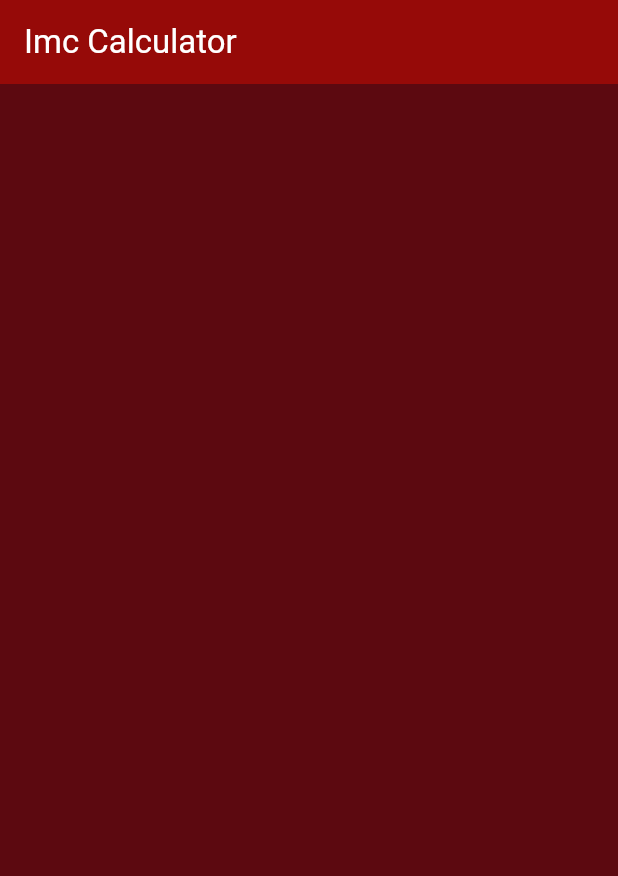
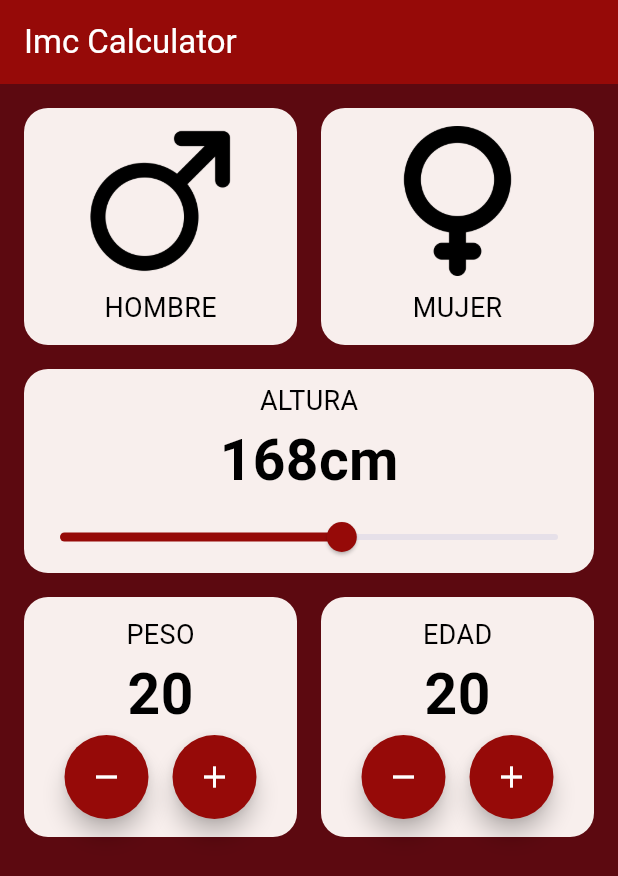
Before and after one commit to CristhofA/flutter_application_1, a Flutter app: the screen it shows after launch, on a phone screen of 412 x 824 dp. Shown: the top 876 px of the screen. Run offline on Flutter 3.47's test engine with Material 3 defaults, Android fonts, the phone set to English and light mode, and no system bars.

Commit message:
feat: add new features for IMC calculation and UI improvements

```diff
--- a/lib/componenets/gender_selector.dart
+++ b/lib/componenets/gender_selector.dart
@@ -1,4 +1,6 @@
 import 'package:flutter/material.dart';
+import 'package:flutter_application_1/core/app_color.dart';
+import 'package:flutter_application_1/core/text_styles.dart';
 
 class GenderSelector extends StatefulWidget {
   const GenderSelector({super.key});
@@ -14,13 +16,71 @@ String? selectedGender;
     return Row(
       children: [
         //Hombre
-        Column(
-          children: [],
+        Expanded(
+          child: GestureDetector(
+            onTap:(){
+              setState(() {//Llamar a setState siempre que se modifique la UI
+                selectedGender = "Hombre";
+              });
+            },
+            child: Padding(//Padding para tener espacios
+              padding: const EdgeInsets.only(left: 16,top: 16,right:8,bottom: 16),
+              child: Container(
+                decoration: BoxDecoration(
+                  color: selectedGender=="Hombre"
+                        ?AppColors.BackgroundsComponentSelected
+                        : AppColors.BackgroundsComponents,
+                  borderRadius: BorderRadius.circular(16)
+                ),
+                child: Padding(
+                  padding: const EdgeInsets.all(12.0),
+                  child: Column(
+                    children: [
+                      Image.asset("assets/images/male.png", height: 100),
+                      SizedBox(height: 8),
+                      Text("Hombre".toUpperCase(),//Para poner en mayuscula es el toUppercase
+                      style: TextStyle(color:Colors.black,
+                                        fontSize:18 )
+
+                      ,)
+                    ],
+                  ),
+                ),
+              ),
+            ),
+          ),
         ),
         //Mujer
-        Column(
-          children: [],
-        ),
+        Expanded(
+          child: GestureDetector(
+            onTap: (){
+              setState(() {
+                selectedGender = "Mujer";
+              });
+            },
+            child: Padding(
+              padding: const EdgeInsets.only(left: 8,top: 16,right: 16,bottom: 16),
+              child: Container(
+                decoration: BoxDecoration(
+                  color: selectedGender=="Mujer"
+                      ?AppColors.BackgroundsComponentSelected
+                      :AppColors.BackgroundsComponents,
+                  borderRadius: BorderRadius.circular(16)
+                ),
+                child: Padding(
+                  padding: const EdgeInsets.all(12.0),
+                  child: Column(
+                    children: [
+                      Image.asset("assets/images/female.png", height: 100),
+                      SizedBox(height: 8),//espacio vertical de 8 píxeles entre la imagen y el texto.
+                      Text("Mujer".toUpperCase(),style: TextStyles.bodyText)//llamar a la funcion de texto
+                    ],
+                  ),
+                ),
+              ),
+            ),
+          ),
+        )
       ],
     );
   }
--- /dev/null
+++ b/lib/componenets/height_selector.dart
@@ -0,0 +1,55 @@
+import 'package:flutter/material.dart';
+import 'package:flutter_application_1/core/app_color.dart';
+import 'package:flutter_application_1/core/text_styles.dart';
+
+class HeightSelector extends StatefulWidget {
+  const HeightSelector({super.key});
+
+  @override
+  State<HeightSelector> createState() => _HeightSelectorState();
+}
+
+class _HeightSelectorState extends State<HeightSelector> {
+  double  height = 168;//Altura inicial
+
+  @override
+  Widget build(BuildContext context) {
+    return Padding(
+      padding: const EdgeInsets.only(left:16 ,right: 16),
+      child: Container(
+        decoration: BoxDecoration(//Para el fondo
+          color: AppColors.BackgroundsComponents,
+          borderRadius: BorderRadius.circular(16)
+        ),
+        child: Column(
+          children: [
+            Padding(
+              padding: const EdgeInsets.only(top: 8.0),
+              child: Text("ALTURA",style: TextStyles.bodyText),
+            ),
+            Text("${height.toStringAsFixed(0)}cm" //toStringAsFixed converrtimos en entero el valor par poner que nos muestre 0 decimales y se vea solo el numero entero
+            ,style: TextStyle(
+              color:Colors.black,
+              fontSize: 38,
+              fontWeight: FontWeight.bold
+            ),
+            ),
+            //Barra para ajustar la estatura
+            Slider(value: height,//Ponemos el valor
+            onChanged: (newH){//Modificamops el valor para que la barra se mueva
+              setState(() { //setState siempre que se requiera modificar el Ui
+                height = newH;
+              });
+            },
+            min:100 ,
+            max:220 ,
+            divisions: 120,//Para la cantidad de pasos que podra moverse la barra
+            label: "${height.toStringAsFixed(0)}cm",//Aparece una burbuja al mover la barra por lo general se pone la variable para ver el valor si no estubiar mostrado
+           activeColor: AppColors.primary,
+            )
+                  ],
+        ),
+      ),
+    );
+  }
+}
--- /dev/null
+++ b/lib/componenets/number_selector.dart
@@ -0,0 +1,56 @@
+import 'package:flutter/material.dart';
+import 'package:flutter_application_1/core/app_color.dart';
+import 'package:flutter_application_1/core/text_styles.dart';
+//Ejemplo de como reutilizar codigo
+class NumberSelector extends StatefulWidget {
+  //Si nececito un parametro si o si debo definirlo aqui
+ final String title;
+
+const NumberSelector({super.key,  required this.title});
+
+  @override
+  State<NumberSelector> createState() => _NumberSelectorState();
+}
+
+class _NumberSelectorState extends State<NumberSelector> {
+  @override
+  Widget build(BuildContext context) {
+
+    return  Container(
+      decoration: BoxDecoration(//Para el fondo
+          color: AppColors.BackgroundsComponents,
+          borderRadius: BorderRadius.circular(16)
+        ),
+      child: Padding(
+        padding: const EdgeInsets.all(12.0),
+        child: Column(
+          children: [
+            Text(widget.title, style: TextStyles.bodyText,),
+            Text("20" ,
+            style: TextStyle(
+              color:Colors.black,
+              fontSize: 38,
+              fontWeight: FontWeight.bold)),
+            Row(
+              mainAxisAlignment: MainAxisAlignment.center,//Para centrar los elementos
+              children: [
+              FloatingActionButton(onPressed: (){}
+              ,shape: CircleBorder(),
+              backgroundColor: AppColors.primary,
+              child: Icon(Icons.remove, color:Colors.white,),
+              ),
+              SizedBox(width: 16),//Espacio entre los iconos de mas y menos
+              FloatingActionButton(onPressed: (){}
+              ,shape: CircleBorder(),
+              backgroundColor: AppColors.primary,
+              child: Icon(Icons.add, color:Colors.white,),
+
+              ),//shape:CricleBorder para hacer circular el boton
+
+            ],)
+          ],
+        ),
+      ),
+    );
+  }
+}
--- a/lib/core/app_color.dart
+++ b/lib/core/app_color.dart
@@ -9,7 +9,7 @@ class AppColors{
 
   //Backgrounds
   static const Color Backgrounds = Color(0xFF5C0910); //Color de fondo
-  static const Color BackgroundsComponents = Color(0xFFC6D4ED); //Color de fondo de los componentes
-  static const Color BackgroundsComponentSelected = Color(0xFFF8EFED);//Color de los componenetes seleccionados
+  static const Color BackgroundsComponents = Color(0xFFF8EFED); //Color de fondo de los componentes
+  static const Color BackgroundsComponentSelected = Color(0xFFC6D4ED);//Color de los componenetes seleccionados
 
 }
--- /dev/null
+++ b/lib/core/text_styles.dart
@@ -0,0 +1,6 @@
+import 'package:flutter/material.dart';
+
+//Para reutilizar el codigo
+class TextStyles {
+  static const TextStyle bodyText = TextStyle(color:Colors.black,fontSize:18 );
+  }
--- a/lib/screens/imc_home_screen.dart
+++ b/lib/screens/imc_home_screen.dart
@@ -1,5 +1,7 @@
 import 'package:flutter/material.dart';
 import 'package:flutter_application_1/componenets/gender_selector.dart';
+import 'package:flutter_application_1/componenets/height_selector.dart';
+import 'package:flutter_application_1/componenets/number_selector.dart';
 
 class ImcHomeScreen extends StatefulWidget {
   const ImcHomeScreen({super.key});//contructor
@@ -9,11 +11,24 @@ class ImcHomeScreen extends StatefulWidget {
 }
 
 class _ImcHomeScreenState extends State<ImcHomeScreen> {
+  int? selectedAge;//Colocamos estas variables aqui para manejar los datos que coloque el usuario
+  int? selectedWeight;
   @override
   Widget build(BuildContext context) {
     return  Column(
       children: [
         GenderSelector(),
+        HeightSelector(),
+
+        Padding(
+          padding: const EdgeInsets.all(16.0),
+          child: Row(children: [
+            Expanded(child: NumberSelector(title: "PESO")),
+            SizedBox(width: 16),// Para tener espacio entre ambos contenedores
+            Expanded(child: NumberSelector(title: "EDAD"))
+          ],),
+        )
+
       ],
     );
   }
--- a/pubspec.yaml
+++ b/pubspec.yaml
@@ -17,3 +17,5 @@ dev_dependencies:
 
 flutter:
   uses-material-design: true
+  assets:
+  - assets/images/
```
Also changed, not shown: assets/images/female.png (added), assets/images/male.png (added).
